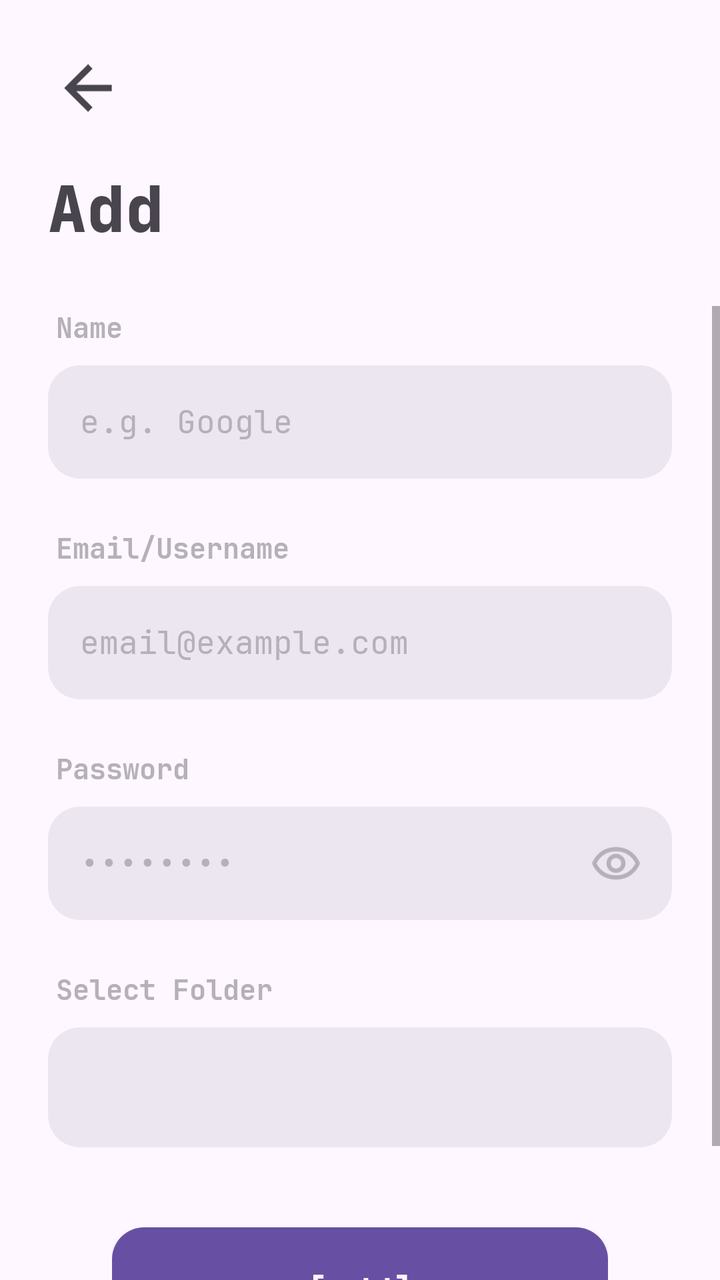
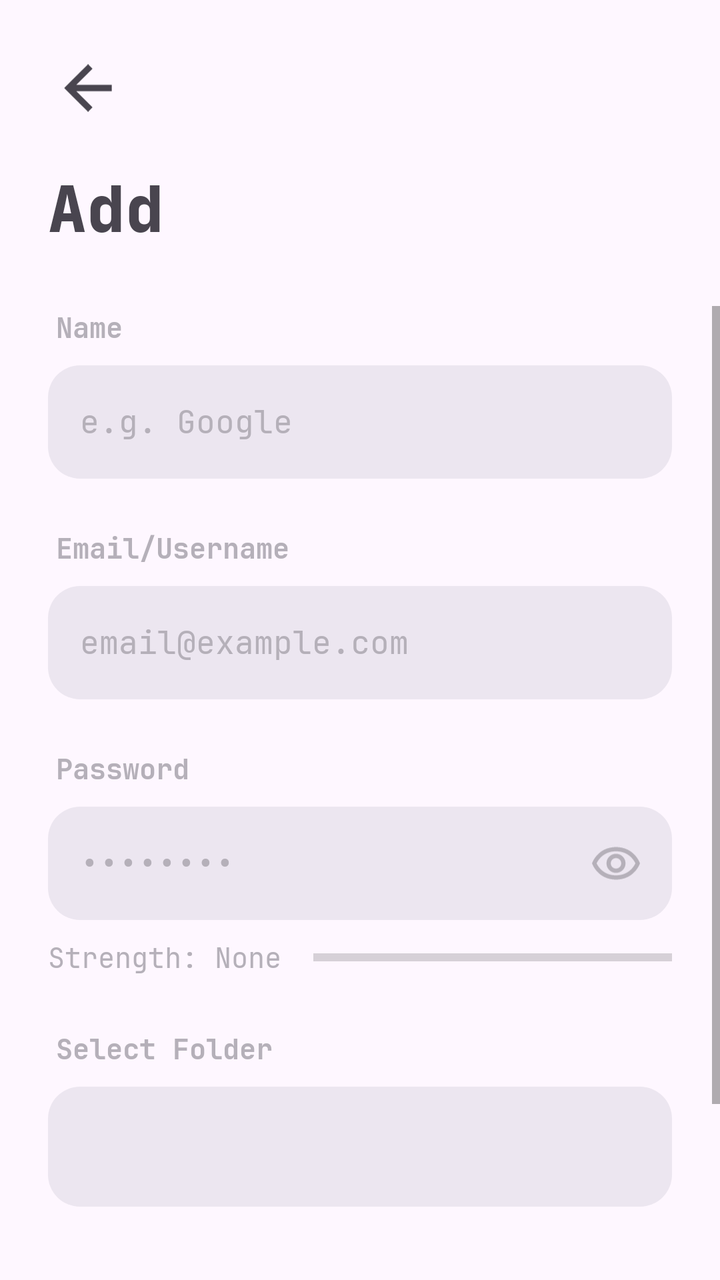

Compare the two renders of this Android layout. The source of the first and the diff that turns it into the second are given below.
<!-- AndroidManifest.xml: application theme Theme.AppCompat.Light.NoActionBar -->
<!-- res/layout/fragment_add_password.xml -->
<?xml version="1.0" encoding="utf-8"?>
<androidx.constraintlayout.widget.ConstraintLayout xmlns:android="http://schemas.android.com/apk/res/android"
    xmlns:app="http://schemas.android.com/apk/res-auto"
    xmlns:tools="http://schemas.android.com/tools"
    android:layout_width="match_parent"
    android:layout_height="match_parent"
    android:fitsSystemWindows="true"
    android:background="@color/background_primary"
    tools:context=".view.activities.MainViewActivity">

    <ImageButton
        android:id="@+id/backButton"
        android:layout_width="40dp"
        android:layout_height="40dp"
        android:layout_marginTop="24dp"
        android:layout_marginStart="24dp"
        android:background="?attr/selectableItemBackgroundBorderless"
        android:padding="8dp"
        android:scaleType="fitCenter"
        android:src="@drawable/btn_back"
        app:layout_constraintStart_toStartOf="parent"
        app:layout_constraintTop_toTopOf="parent" />

    <TextView
        android:id="@+id/titleTextView"
        android:layout_width="wrap_content"
        android:layout_height="wrap_content"
        android:layout_marginStart="24dp"
        android:layout_marginTop="16dp"
        android:fontFamily="@font/jetbrainsmonoextrabold"
        android:text="@string/add_add"
        android:textColor="@color/text_primary"
        android:textSize="32sp"
        app:layout_constraintStart_toStartOf="parent"
        app:layout_constraintTop_toBottomOf="@+id/backButton" />

    <ScrollView
        android:layout_width="match_parent"
        android:layout_height="0dp"
        android:layout_marginTop="24dp"
        app:layout_constraintBottom_toBottomOf="parent"
        app:layout_constraintTop_toBottomOf="@+id/titleTextView">

        <LinearLayout
            android:layout_width="match_parent"
            android:layout_height="wrap_content"
            android:orientation="vertical"
            android:paddingHorizontal="24dp"
            android:paddingBottom="40dp">

            
            <TextView
                android:layout_width="wrap_content"
                android:layout_height="wrap_content"
                android:text="@string/add_name"
                android:textColor="@color/text_secondary"
                android:fontFamily="@font/jetbrainsmonobold"
                android:layout_marginBottom="8dp"
                android:layout_marginStart="4dp"/>
            
            <EditText
                android:id="@+id/name_input"
                android:layout_width="match_parent"
                android:layout_height="wrap_content"
                android:background="@drawable/bg_rounded_input"
                android:backgroundTint="@color/background_secondary"
                android:fontFamily="@font/jetbrainsmonoregular"
                android:hint="e.g. Google"
                android:inputType="text"
                android:textColor="@color/text_primary"
                android:textColorHint="@color/text_secondary"
                android:textSize="16sp"
                android:layout_marginBottom="24dp" />

            
            <TextView
                android:layout_width="wrap_content"
                android:layout_height="wrap_content"
                android:text="@string/add_email"
                android:textColor="@color/text_secondary"
                android:fontFamily="@font/jetbrainsmonobold"
                android:layout_marginBottom="8dp"
                android:layout_marginStart="4dp"/>

            <EditText
                android:id="@+id/email_input"
                android:layout_width="match_parent"
                android:layout_height="wrap_content"
                android:background="@drawable/bg_rounded_input"
                android:backgroundTint="@color/background_secondary"
                android:fontFamily="@font/jetbrainsmonoregular"
                android:hint="email@example.com"
                android:inputType="textEmailAddress"
                android:textColor="@color/text_primary"
                android:textColorHint="@color/text_secondary"
                android:textSize="16sp"
                android:layout_marginBottom="24dp" />

            
            <TextView
                android:layout_width="wrap_content"
                android:layout_height="wrap_content"
                android:text="@string/add_password"
                android:textColor="@color/text_secondary"
                android:fontFamily="@font/jetbrainsmonobold"
                android:layout_marginBottom="8dp"
                android:layout_marginStart="4dp"/>

            <FrameLayout
                android:layout_width="match_parent"
                android:layout_height="wrap_content"
                android:layout_marginBottom="24dp">
                
                <EditText
                    android:id="@+id/password_input"
                    android:layout_width="match_parent"
                    android:layout_height="wrap_content"
                    android:background="@drawable/bg_rounded_input"
                    android:backgroundTint="@color/background_secondary"
                    android:fontFamily="@font/jetbrainsmonoregular"
                    android:hint="••••••••"
                    android:inputType="textPassword"
                    android:paddingEnd="56dp"
                    android:textColor="@color/text_primary"
                    android:textColorHint="@color/text_secondary"
                    android:textSize="16sp" />

                <ImageButton
                    android:id="@+id/password_visibility_button"
                    android:layout_width="48dp"
                    android:layout_height="48dp"
                    android:layout_gravity="end|center_vertical"
                    android:layout_marginEnd="4dp"
                    android:background="?attr/selectableItemBackgroundBorderless"
                    android:padding="12dp"
                    android:scaleType="fitCenter"
                    android:src="@drawable/icon_visibility_on"
                    app:tint="@color/text_secondary" />
            </FrameLayout>

            
            <TextView
                android:layout_width="wrap_content"
                android:layout_height="wrap_content"
                android:text="Select Folder"
                android:textColor="@color/text_secondary"
                android:fontFamily="@font/jetbrainsmonobold"
                android:layout_marginBottom="8dp"
                android:layout_marginStart="4dp"/>

            <Spinner
                android:id="@+id/folder_spinner"
                android:layout_width="match_parent"
                android:layout_height="60dp"
                android:background="@drawable/bg_rounded_input"
                android:backgroundTint="@color/background_secondary"
                android:popupBackground="@color/background_secondary"
                android:layout_marginBottom="40dp" />

            
            <FrameLayout
                android:layout_width="match_parent"
                android:layout_height="64dp"
                android:layout_marginHorizontal="32dp">
                
                <TextView
                    android:id="@+id/add_button"
                    android:layout_width="match_parent"
                    android:layout_height="match_parent"
                    android:background="@drawable/bg_rounded_input"
                    android:backgroundTint="@color/accent"
                    android:gravity="center"
                    android:fontFamily="@font/jetbrainsmonobold"
                    android:text="@string/add_btn_add"
                    android:textColor="@color/background_primary"
                    android:textSize="18sp"
                    android:elevation="2dp" />
            </FrameLayout>

        </LinearLayout>
    </ScrollView>
</androidx.constraintlayout.widget.ConstraintLayout>
<!-- resources referenced by this layout -->
<resources>
  <color name="accent">#6750A4</color>
  <color name="background_primary">#FEF7FF</color>
  <color name="background_secondary">#ECE6F0</color>
  <color name="text_primary">#49454F</color>
  <color name="text_secondary">#B5B0B9</color>
  <!-- drawable bg_rounded_input (drawable) -->
  <?xml version="1.0" encoding="utf-8"?>
  <shape xmlns:android="http://schemas.android.com/apk/res/android" android:shape="rectangle">
      <solid android:color="@color/background_secondary"/>
      <corners android:radius="16dp"/>
      <padding android:left="16dp" android:right="16dp" android:top="16dp" android:bottom="16dp"/>
  </shape>
  <!-- drawable btn_back (drawable) -->
  <vector xmlns:android="http://schemas.android.com/apk/res/android"
      android:width="199.18dp"
      android:height="197.77dp"
      android:viewportWidth="199.18"
      android:viewportHeight="197.77">
    <path
        android:pathData="M198.2,85.83l-147.2,0l67.35,-67.35l-18.48,-18.48l-80.41,80.41l-18.48,18.48l18.48,18.48l80.41,80.4l18.48,-18.48l-67.36,-67.35l147.21,0l0,-26.11z"
        android:fillColor="@color/text_primary"/>
  </vector>
  <!-- drawable icon_visibility_on (drawable) -->
  <vector xmlns:android="http://schemas.android.com/apk/res/android"
      android:width="191.98dp"
      android:height="132.44dp"
      android:viewportWidth="191.98"
      android:viewportHeight="132.44">
    <path
        android:pathData="M192,66.21c-0.33,-1 -22.2,-64.95 -96,-64.95S0.33,65.21 0,66.21L0,66.21c0.33,1 22.2,65 96,65s95.66,-63.95 96,-64.95h0ZM96,114.21c-49.69,0 -71,-34.31 -77.58,-48 6.53,-13.65 27.89,-48 77.58,-48s71.05,34.31 77.58,48C167,79.87 145.68,114.18 96,114.18Z"
        android:fillColor="@color/text_primary"/>
    <path
        android:pathData="M96,28.11A38.11,38.11 0,1 0,134.1 66.22,38.15 38.15,0 0,0 96,28.11ZM96,87.33A21.11,21.11 0,1 1,117.1 66.22,21.11 21.11,0 0,1 96,87.33Z"
        android:fillColor="@color/text_primary"/>
  </vector>
  <string name="add_add">Add</string>
  <string name="add_btn_add">[add]</string>
  <string name="add_email">Email/Username</string>
  <string name="add_name">Name</string>
  <string name="add_password">Password</string>
</resources>

<!-- the commit's change to res/layout/fragment_add_password.xml (unified diff, before → after) -->
@@ -109,7 +109,7 @@
             <FrameLayout
                 android:layout_width="match_parent"
                 android:layout_height="wrap_content"
-                android:layout_marginBottom="24dp">
+                android:layout_marginBottom="8dp">
                 
                 <EditText
                     android:id="@+id/password_input"
@@ -137,6 +137,36 @@
                     android:src="@drawable/icon_visibility_on"
                     app:tint="@color/text_secondary" />
             </FrameLayout>
+
+            
+            <LinearLayout
+                android:layout_width="match_parent"
+                android:layout_height="wrap_content"
+                android:orientation="horizontal"
+                android:layout_marginBottom="24dp"
+                android:gravity="center_vertical">
+
+                <TextView
+                    android:id="@+id/strength_label"
+                    android:layout_width="wrap_content"
+                    android:layout_height="wrap_content"
+                    android:text="Strength: None"
+                    android:textColor="@color/text_secondary"
+                    android:fontFamily="@font/jetbrainsmonoregular"
+                    android:textSize="14sp"
+                    android:layout_marginEnd="16dp" />
+
+                <ProgressBar
+                    android:id="@+id/strength_progress"
+                    style="?android:attr/progressBarStyleHorizontal"
+                    android:layout_width="0dp"
+                    android:layout_height="6dp"
+                    android:layout_weight="1"
+                    android:max="100"
+                    android:progress="0"
+                    android:progressTint="#F44336"
+                    android:backgroundTint="@color/background_secondary" />
+            </LinearLayout>
 
             
             <TextView
